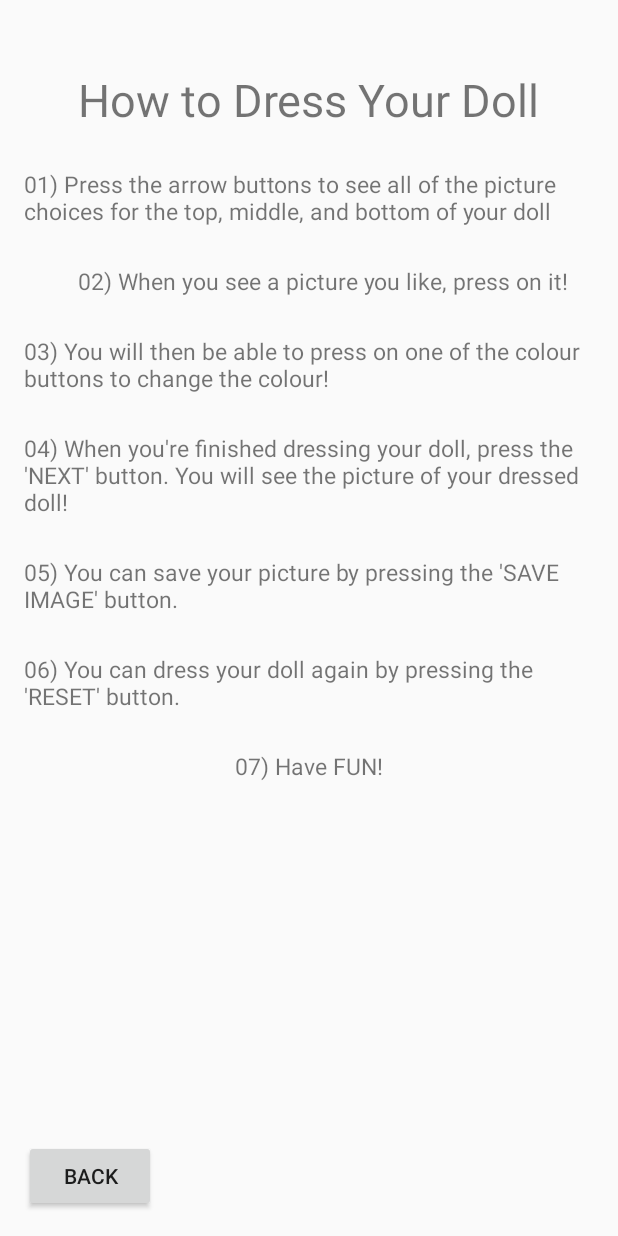
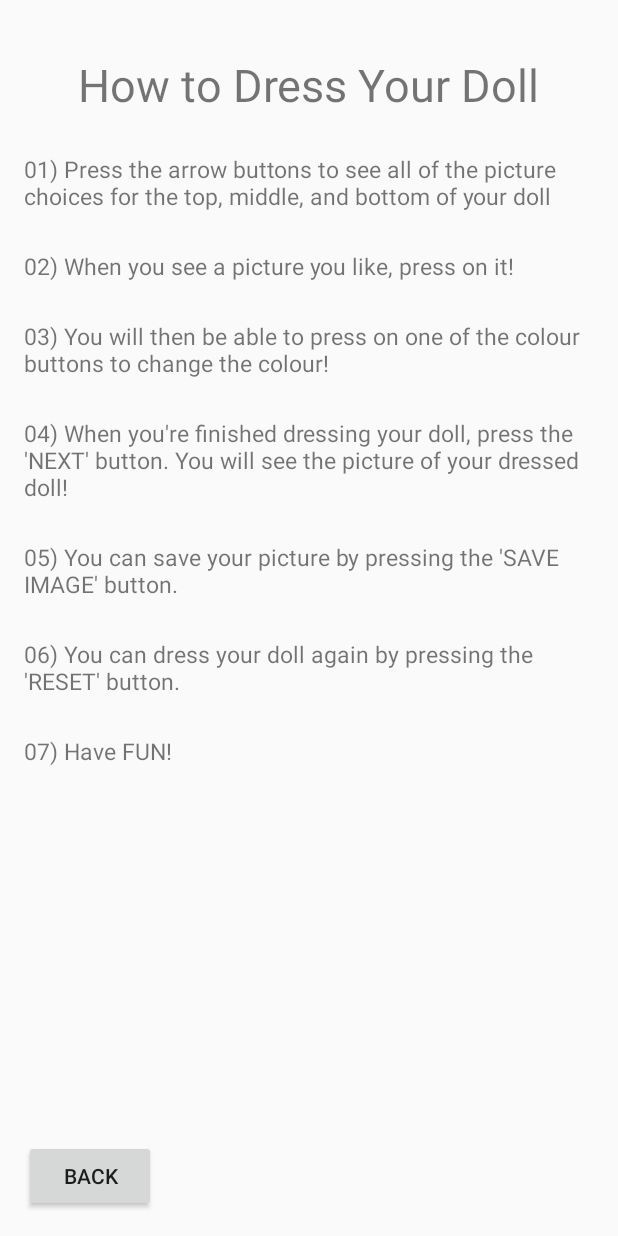
Before and after one commit to Itniraan/dollify, an Android app: the instructionsActivity screen opened directly, with no data from a screen before it, on a phone screen of 412 x 824 dp. Run offline under Robolectric (Android 15) with nearby library versions, the phone set to English and light mode, and no system bars.

Commit message:
Aligned instructions along left side of screen

```diff
--- a/app/src/main/res/layout/content_instructions.xml
+++ b/app/src/main/res/layout/content_instructions.xml
@@ -18,7 +18,7 @@
         android:layout_height="wrap_content"
         android:text="@string/instructionTitleText"
         android:id="@+id/instructionsTitleTextView"
-        android:layout_marginTop="30dp"
+        android:layout_marginTop="20dp"
         android:layout_alignParentTop="true"
         android:layout_centerHorizontal="true"
         android:textSize="@dimen/titleTextSize" />
@@ -41,8 +41,8 @@
         android:id="@+id/instructionTextView2"
         android:textSize="@dimen/instructionsTextSize"
         android:layout_below="@+id/instructionTextView1"
-        android:layout_alignStart="@+id/instructionsTitleTextView"
-        android:layout_marginTop="@dimen/instructionTextTopMargin" />
+        android:layout_marginTop="@dimen/instructionTextTopMargin"
+        android:layout_alignParentStart="true" />
 
     <TextView
         android:layout_width="wrap_content"
@@ -62,7 +62,8 @@
         android:layout_below="@+id/instructionTextView3"
         android:layout_centerHorizontal="true"
         android:textSize="@dimen/instructionsTextSize"
-        android:layout_marginTop="@dimen/instructionTextTopMargin" />
+        android:layout_marginTop="@dimen/instructionTextTopMargin"
+        android:layout_alignParentStart="true" />
 
     <TextView
         android:layout_width="wrap_content"
@@ -72,7 +73,8 @@
         android:layout_below="@+id/instructionTextView4"
         android:layout_centerHorizontal="true"
         android:textSize="@dimen/instructionsTextSize"
-        android:layout_marginTop="@dimen/instructionTextTopMargin" />
+        android:layout_marginTop="@dimen/instructionTextTopMargin"
+        android:layout_alignParentStart="true" />
 
     <TextView
         android:layout_width="wrap_content"
@@ -82,7 +84,8 @@
         android:layout_below="@+id/instructionTextView5"
         android:layout_centerHorizontal="true"
         android:textSize="@dimen/instructionsTextSize"
-        android:layout_marginTop="@dimen/instructionTextTopMargin" />
+        android:layout_marginTop="@dimen/instructionTextTopMargin"
+        android:layout_alignParentStart="true" />
 
     <TextView
         android:layout_width="wrap_content"
@@ -92,7 +95,8 @@
         android:layout_below="@+id/instructionTextView6"
         android:layout_centerHorizontal="true"
         android:textSize="@dimen/instructionsTextSize"
-        android:layout_marginTop="@dimen/instructionTextTopMargin" />
+        android:layout_marginTop="@dimen/instructionTextTopMargin"
+        android:layout_alignParentStart="true" />
 
     <Button
         android:layout_width="wrap_content"
```
